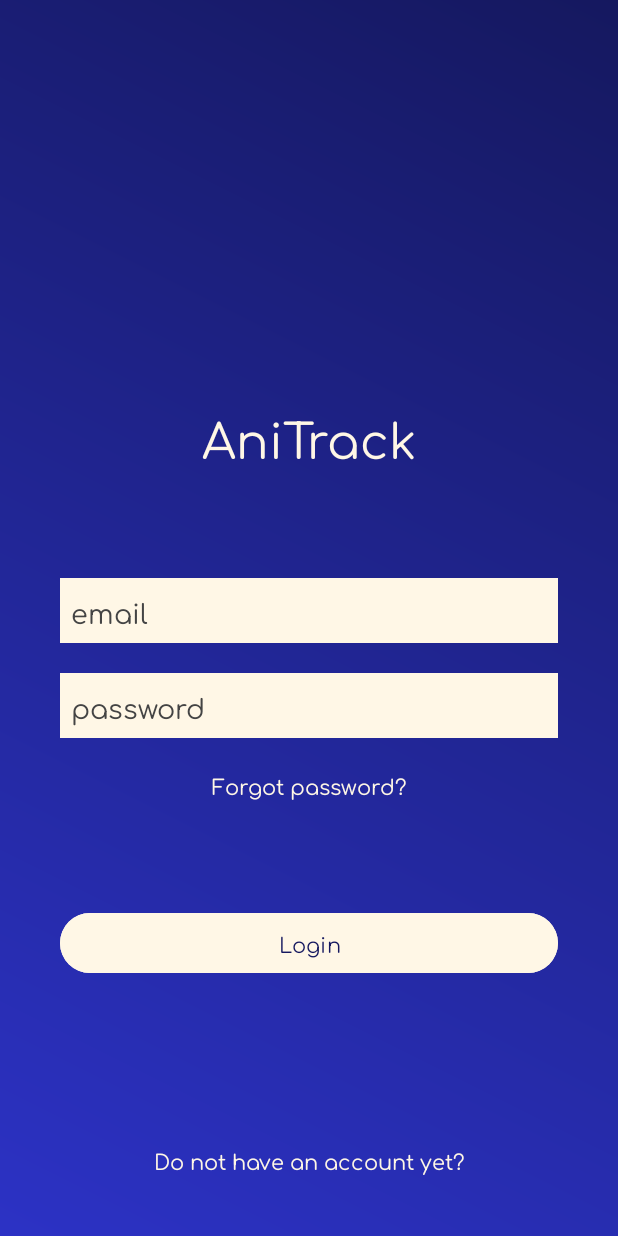
After one commit to BohdanTatarchuk/AniTrack, an Android app: the layout activity_login.xml on its own in the app's theme, with its tools: preview values and no code run, on a phone screen of 412 x 824 dp. The commit adds this screen. Run offline under Robolectric (Android 15) with nearby library versions, the phone set to English and light mode, and no system bars.

Commit message:
First version of login activity created. Some of basic fonts, colors and other values were stored in resource files

```diff
--- a/app/src/main/AndroidManifest.xml
+++ b/app/src/main/AndroidManifest.xml
@@ -1,6 +1,5 @@
 <?xml version="1.0" encoding="utf-8"?>
 <manifest xmlns:android="http://schemas.android.com/apk/res/android">
-
     <application
         android:allowBackup="true"
         android:dataExtractionRules="@xml/data_extraction_rules"
@@ -9,16 +8,20 @@
         android:label="@string/app_name"
         android:roundIcon="@mipmap/ic_launcher_round"
         android:supportsRtl="true"
-        android:theme="@style/Theme.AniTrack" >
+        android:theme="@style/Theme.AniTrack">
         <activity
-            android:name=".ui.MainActivity"
-            android:exported="true" >
+            android:name=".ui.LoginActivity"
+            android:exported="true">
             <intent-filter>
                 <action android:name="android.intent.action.MAIN" />
 
                 <category android:name="android.intent.category.LAUNCHER" />
             </intent-filter>
         </activity>
+        <activity
+            android:name=".ui.MainActivity"
+            android:exported="true">
+        </activity>
     </application>
 
 </manifest>
--- /dev/null
+++ b/app/src/main/java/com/fh/anitrack/ui/LoginActivity.java
@@ -0,0 +1,26 @@
+package com.fh.anitrack.ui;
+
+import android.os.Bundle;
+
+import androidx.activity.EdgeToEdge;
+import androidx.appcompat.app.AppCompatActivity;
+import androidx.core.graphics.Insets;
+import androidx.core.view.ViewCompat;
+import androidx.core.view.WindowInsetsCompat;
+
+import com.fh.anitrack.R;
+
+public class LoginActivity extends AppCompatActivity {
+
+    @Override
+    protected void onCreate(Bundle savedInstanceState) {
+        super.onCreate(savedInstanceState);
+        EdgeToEdge.enable(this);
+        setContentView(R.layout.activity_login);
+        ViewCompat.setOnApplyWindowInsetsListener(findViewById(R.id.main), (v, insets) -> {
+            Insets systemBars = insets.getInsets(WindowInsetsCompat.Type.systemBars());
+            v.setPadding(systemBars.left, systemBars.top, systemBars.right, systemBars.bottom);
+            return insets;
+        });
+    }
+}
--- /dev/null
+++ b/app/src/main/res/drawable/gradient.xml
@@ -0,0 +1,8 @@
+<?xml version="1.0" encoding="utf-8"?>
+<shape xmlns:android="http://schemas.android.com/apk/res/android">
+    <gradient
+        android:angle="45"
+        android:startColor="#2C32C5"
+        android:endColor="#15185F"
+        />
+</shape>
--- /dev/null
+++ b/app/src/main/res/layout/activity_login.xml
@@ -0,0 +1,100 @@
+<?xml version="1.0" encoding="utf-8"?>
+<androidx.constraintlayout.widget.ConstraintLayout xmlns:android="http://schemas.android.com/apk/res/android"
+    xmlns:app="http://schemas.android.com/apk/res-auto"
+    xmlns:tools="http://schemas.android.com/tools"
+    android:id="@+id/main"
+    android:layout_width="match_parent"
+    android:layout_height="match_parent"
+    android:background="@drawable/gradient"
+    android:paddingHorizontal="40dp"
+    tools:context=".ui.LoginActivity">
+
+    <TextView
+        android:id="@+id/appName"
+        android:layout_width="wrap_content"
+        android:layout_height="wrap_content"
+        android:layout_marginTop="@dimen/marginAppName"
+        android:fontFamily="@font/comfortaa"
+        android:text="@string/app_name"
+        android:textColor="@color/pearl"
+        android:textSize="@dimen/AppNameFontSize"
+        app:layout_constraintEnd_toEndOf="parent"
+        app:layout_constraintStart_toStartOf="parent"
+        app:layout_constraintTop_toTopOf="parent" />
+
+    <EditText
+        android:id="@+id/loginEmailEditText"
+        android:layout_width="match_parent"
+        android:layout_height="wrap_content"
+        android:layout_marginTop="@dimen/marginBig"
+        android:autofillHints="emailAddress"
+        android:background="@color/pearl"
+        android:padding="@dimen/textFieldPadding"
+        android:ems="10"
+        android:fontFamily="@font/comfortaa"
+        android:hint="@string/email"
+        android:inputType="textEmailAddress"
+        android:textColor="@color/darkGrey"
+        android:textColorHint="@color/darkGrey"
+        app:layout_constraintEnd_toEndOf="parent"
+        app:layout_constraintStart_toStartOf="parent"
+        app:layout_constraintTop_toBottomOf="@+id/appName" />
+
+    <EditText
+        android:id="@+id/loginPasswordEditText"
+        android:padding="@dimen/textFieldPadding"
+        android:layout_width="match_parent"
+        android:layout_height="wrap_content"
+        android:autofillHints="password"
+        android:layout_marginTop="@dimen/marginNormal"
+        android:background="@color/pearl"
+        android:ems="10"
+        android:fontFamily="@font/comfortaa"
+        android:hint="@string/password"
+        android:inputType="textPassword"
+        android:textColor="@color/darkGrey"
+        android:textColorHint="@color/darkGrey"
+        app:layout_constraintEnd_toEndOf="parent"
+        app:layout_constraintStart_toStartOf="parent"
+        app:layout_constraintTop_toBottomOf="@+id/loginEmailEditText" />
+
+    <TextView
+        android:id="@+id/loginForgotPassword"
+        android:layout_width="wrap_content"
+        android:layout_height="wrap_content"
+        android:textColor="@color/pearl"
+        android:layout_marginTop="@dimen/marginNormal"
+        android:fontFamily="@font/comfortaa"
+        android:text="@string/forgot_password"
+        app:layout_constraintEnd_toEndOf="parent"
+        app:layout_constraintStart_toStartOf="parent"
+        app:layout_constraintTop_toBottomOf="@+id/loginPasswordEditText" />
+
+    <Button
+        android:id="@+id/loginButton"
+        android:layout_width="match_parent"
+        android:layout_height="wrap_content"
+        android:layout_marginTop="@dimen/marginBig"
+        android:backgroundTint="@color/pearl"
+        android:fontFamily="@font/comfortaa"
+        android:text="@string/loginButton"
+        android:textColor="@color/darkBlue"
+        app:layout_constraintEnd_toEndOf="parent"
+        app:layout_constraintStart_toStartOf="parent"
+        app:layout_constraintTop_toBottomOf="@+id/loginForgotPassword" />
+
+    <TextView
+        android:id="@+id/doNotHaveAnAccountText"
+        android:layout_width="wrap_content"
+        android:layout_height="wrap_content"
+        android:layout_marginTop="@dimen/marginBig"
+        android:fontFamily="@font/comfortaa"
+        android:text="@string/do_not_have_an_account_yet"
+        android:textColor="@color/pearl"
+        app:layout_constraintBottom_toBottomOf="parent"
+        app:layout_constraintEnd_toEndOf="parent"
+        app:layout_constraintStart_toStartOf="parent"
+        app:layout_constraintTop_toBottomOf="@+id/loginButton" />
+
+
+</androidx.constraintlayout.widget.ConstraintLayout>
--- a/app/src/main/res/values/colors.xml
+++ b/app/src/main/res/values/colors.xml
@@ -1,5 +1,11 @@
 <?xml version="1.0" encoding="utf-8"?>
 <resources>
-    <color name="black">#FF000000</color>
-    <color name="white">#FFFFFFFF</color>
+    <color name="pearl">#FFF7E6</color>
+
+    <color name="lightGrey">#D9D9D9</color>
+    <color name="darkGrey">#444444</color>
+
+    <color name="darkBlue10op">#E8E1D8</color>
+    <color name="darkBlue35op">#9E9AAE</color>
+    <color name="darkBlue">#15185F</color>
 </resources>
--- /dev/null
+++ b/app/src/main/res/values/dimensions.xml
@@ -0,0 +1,9 @@
+<?xml version="1.0" encoding="utf-8"?>
+<resources>
+
+    <dimen name="AppNameFontSize">32sp</dimen>
+    <dimen name="textFieldPadding">7sp</dimen>
+    <dimen name="marginNormal">20dp</dimen>
+    <dimen name="marginBig">70sp</dimen>
+    <dimen name="marginAppName">265dp</dimen>
+</resources>
--- a/app/src/main/res/values/strings.xml
+++ b/app/src/main/res/values/strings.xml
@@ -1,3 +1,8 @@
 <resources>
     <string name="app_name">AniTrack</string>
+    <string name="email">email</string>
+    <string name="password">password</string>
+    <string name="loginButton">Login</string>
+    <string name="forgot_password">Forgot password?</string>
+    <string name="do_not_have_an_account_yet">Do not have an account yet?</string>
 </resources>
```
Also changed, not shown: app/src/main/res/font/comfortaa.ttf (added).
